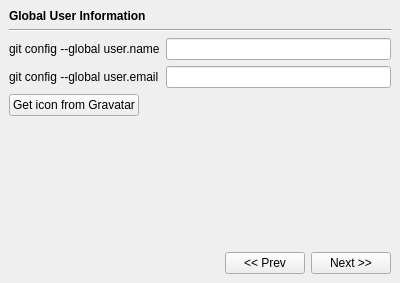
Above: src/WelcomeWizardDialog.ui from soramimi/Guitar before the change. Below: the same form after it.
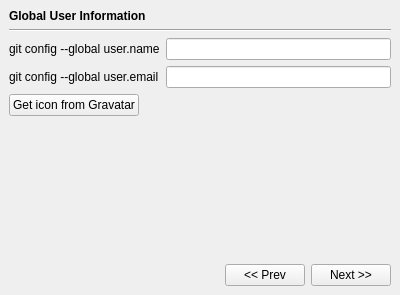
That is the form after the change. The open tabs and pages were chosen to show the change. Custom widgets are drawn as their Qt base class.

Patch:
```diff
--- a/src/WelcomeWizardDialog.ui
+++ b/src/WelcomeWizardDialog.ui
@@ -7,7 +7,7 @@
     <x>0</x>
     <y>0</y>
     <width>400</width>
-    <height>283</height>
+    <height>295</height>
    </rect>
   </property>
   <property name="windowTitle">
```
Left out of the diff: 8 changed lines with no effect on the pictures.
